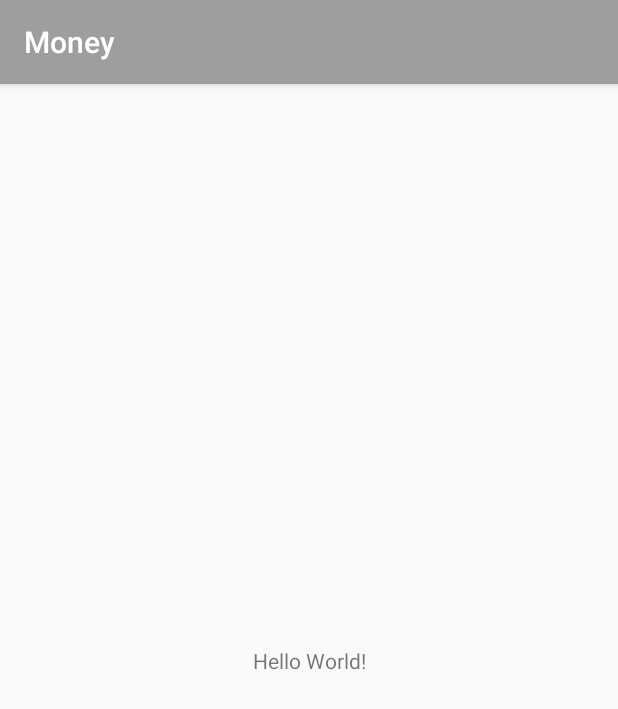
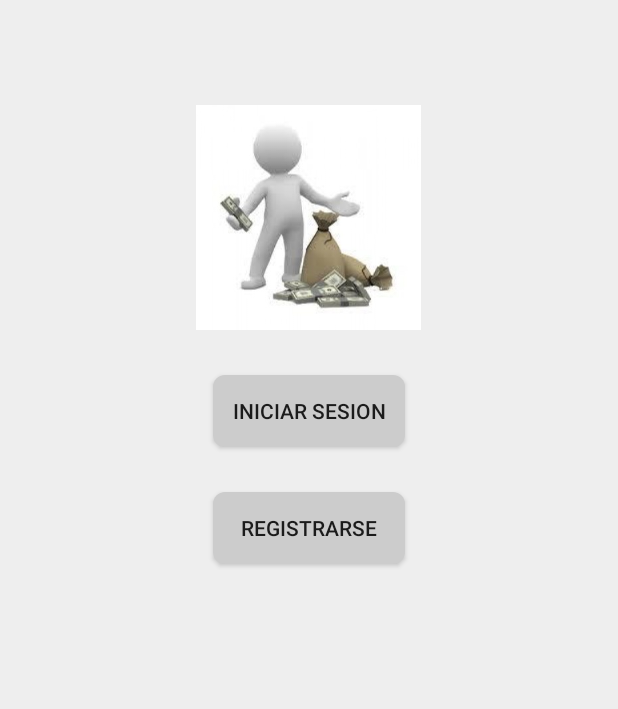
Before and after one commit to montes8/DemoMonederoKotlin, an Android app: the screen it shows after launch (MainActivity), on a phone screen of 412 x 824 dp. Shown: the top 709 px of the screen. Run offline under Robolectric (Android 15) with nearby library versions, the phone set to English and light mode, and no system bars.

Commit message:
diseñando xml activitymain

```diff
--- a/app/src/main/res/layout/activity_login.xml
+++ b/app/src/main/res/layout/activity_login.xml
@@ -8,13 +8,19 @@
     android:background="@color/principal_fondo"
     tools:context=".LoginActivity">
 
+    <android.support.v7.widget.Toolbar
+        android:layout_width="match_parent"
+        android:background="@color/colorAccent"
+        android:layout_height="wrap_content">
+    </android.support.v7.widget.Toolbar>
+
     <TextView
         android:id="@+id/text_sesion"
         android:layout_width="wrap_content"
         android:layout_height="wrap_content"
         android:text="INICIAR SESION"
         android:layout_centerHorizontal="true"
-        android:layout_marginTop="80dp"
+        android:layout_marginTop="120dp"
         android:textStyle="bold"
         android:textColor="@color/titulo"
         android:textSize="25sp"
--- a/app/src/main/res/layout/activity_main.xml
+++ b/app/src/main/res/layout/activity_main.xml
@@ -1,18 +1,47 @@
 <?xml version="1.0" encoding="utf-8"?>
-<android.support.constraint.ConstraintLayout xmlns:android="http://schemas.android.com/apk/res/android"
+<RelativeLayout
+    xmlns:android="http://schemas.android.com/apk/res/android"
     xmlns:app="http://schemas.android.com/apk/res-auto"
     xmlns:tools="http://schemas.android.com/tools"
     android:layout_width="match_parent"
     android:layout_height="match_parent"
+    android:background="@color/principal_fondo"
     tools:context=".MainActivity">
 
-    <TextView
+    <ImageView
+
+        android:id="@+id/image_user"
+        android:layout_width="150dp"
+        android:layout_height="150dp"
+        android:src="@drawable/logo"
+        android:layout_marginTop="70dp"
+        android:layout_centerHorizontal="true"/>
+
+    <Button
+        android:id="@+id/button_sesion"
         android:layout_width="wrap_content"
         android:layout_height="wrap_content"
-        android:text="Hello World!"
-        app:layout_constraintBottom_toBottomOf="parent"
-        app:layout_constraintLeft_toLeftOf="parent"
-        app:layout_constraintRight_toRightOf="parent"
-        app:layout_constraintTop_toTopOf="parent" />
+        android:layout_below="@+id/image_user"
+        android:layout_centerHorizontal="true"
+        android:ems="8"
+        android:background="@drawable/fondo_sesion"
+        android:layout_marginTop="30dp"
+        android:text="Iniciar Sesion"
+        android:textSize="14sp"/>
+    <Button
+        android:id="@+id/button_register"
+        android:layout_width="wrap_content"
+        android:layout_height="wrap_content"
+        android:layout_below="@+id/button_sesion"
+        android:layout_centerHorizontal="true"
+        android:ems="8"
+        android:background="@drawable/fondo_sesion"
+        android:layout_marginTop="30dp"
+        android:text="Registrarse"
+        android:textSize="14sp"/>
 
-</android.support.constraint.ConstraintLayout>
+
+
+
+
+</RelativeLayout>
--- a/app/src/main/res/layout/activity_registrar.xml
+++ b/app/src/main/res/layout/activity_registrar.xml
@@ -53,7 +53,6 @@
         android:layout_width="wrap_content"
         android:layout_height="wrap_content"
         android:layout_gravity="center"
-        android:onClick="btnRegisterUser"
         android:layout_marginTop="70dp"
         android:background="@drawable/fondo_sesion"
         android:ems="8"
--- a/app/src/main/res/values/styles.xml
+++ b/app/src/main/res/values/styles.xml
@@ -1,7 +1,7 @@
 <resources>
 
     <!-- Base application theme. -->
-    <style name="AppTheme" parent="Theme.AppCompat.Light.DarkActionBar">
+    <style name="AppTheme" parent="Theme.AppCompat.Light.NoActionBar">
         <!-- Customize your theme here. -->
         <item name="colorPrimary">@color/colorPrimary</item>
         <item name="colorPrimaryDark">@color/colorPrimaryDark</item>
```
